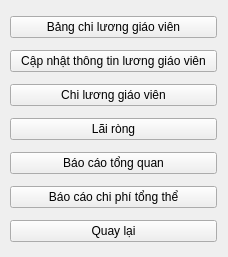
First picture: the form in TranslateUiPyPackage/ui_ip/M5_phantichloinhuan.ui, repository longpham6595/kvmanagement, before the edit.
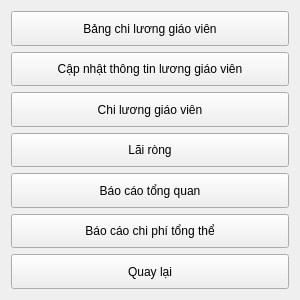
Second picture: the form after the edit.

The edit to the form file:
```diff
--- a/TranslateUiPyPackage/ui_ip/M5_phantichloinhuan.ui
+++ b/TranslateUiPyPackage/ui_ip/M5_phantichloinhuan.ui
@@ -6,25 +6,28 @@
    <rect>
     <x>0</x>
     <y>0</y>
-    <width>228</width>
-    <height>257</height>
+    <width>300</width>
+    <height>300</height>
    </rect>
   </property>
+  <property name="maximumSize">
+   <size>
+    <width>500</width>
+    <height>400</height>
+   </size>
+  </property>
   <property name="windowTitle">
    <string>Form</string>
   </property>
-  <widget class="QWidget" name="layoutWidget">
-   <property name="geometry">
-    <rect>
-     <x>10</x>
-     <y>10</y>
-     <width>207</width>
-     <height>240</height>
-    </rect>
-   </property>
    <layout class="QVBoxLayout" name="verticalLayout">
     <item>
      <widget class="QPushButton" name="bclgv">
+     <property name="sizePolicy">
+      <sizepolicy hsizetype="Expanding" vsizetype="Expanding">
+       <horstretch>0</horstretch>
+       <verstretch>0</verstretch>
+      </sizepolicy>
+     </property>
       <property name="text">
        <string>Bảng chi lương giáo viên</string>
       </property>
@@ -32,6 +35,12 @@
     </item>
     <item>
      <widget class="QPushButton" name="capnhatthongtin">
+     <property name="sizePolicy">
+      <sizepolicy hsizetype="Expanding" vsizetype="Expanding">
+       <horstretch>0</horstretch>
+       <verstretch>0</verstretch>
+      </sizepolicy>
+     </property>
       <property name="text">
        <string>Cập nhật thông tin lương giáo viên</string>
       </property>
@@ -39,6 +48,12 @@
     </item>
     <item>
      <widget class="QPushButton" name="chiluonggv">
+     <property name="sizePolicy">
+      <sizepolicy hsizetype="Expanding" vsizetype="Expanding">
+       <horstretch>0</horstretch>
+       <verstretch>0</verstretch>
+      </sizepolicy>
+     </property>
       <property name="text">
        <string>Chi lương giáo viên</string>
       </property>
@@ -46,6 +61,12 @@
     </item>
     <item>
      <widget class="QPushButton" name="lr">
+     <property name="sizePolicy">
+      <sizepolicy hsizetype="Expanding" vsizetype="Expanding">
+       <horstretch>0</horstretch>
+       <verstretch>0</verstretch>
+      </sizepolicy>
+     </property>
       <property name="text">
        <string>Lãi ròng</string>
       </property>
@@ -53,6 +74,12 @@
     </item>
     <item>
      <widget class="QPushButton" name="bctq">
+     <property name="sizePolicy">
+      <sizepolicy hsizetype="Expanding" vsizetype="Expanding">
+       <horstretch>0</horstretch>
+       <verstretch>0</verstretch>
+      </sizepolicy>
+     </property>
       <property name="text">
        <string>Báo cáo tổng quan</string>
       </property>
@@ -60,6 +87,12 @@
     </item>
     <item>
      <widget class="QPushButton" name="bccptt">
+     <property name="sizePolicy">
+      <sizepolicy hsizetype="Expanding" vsizetype="Expanding">
+       <horstretch>0</horstretch>
+       <verstretch>0</verstretch>
+      </sizepolicy>
+     </property>
       <property name="text">
        <string>Báo cáo chi phí tổng thể</string>
       </property>
@@ -67,13 +100,18 @@
     </item>
     <item>
      <widget class="QPushButton" name="quaylai">
+     <property name="sizePolicy">
+      <sizepolicy hsizetype="Expanding" vsizetype="Expanding">
+       <horstretch>0</horstretch>
+       <verstretch>0</verstretch>
+      </sizepolicy>
+     </property>
       <property name="text">
        <string>Quay lại</string>
       </property>
      </widget>
     </item>
    </layout>
-  </widget>
  </widget>
  <resources/>
  <connections/>
```
Lines whose indentation alone changed are shown as unchanged.
